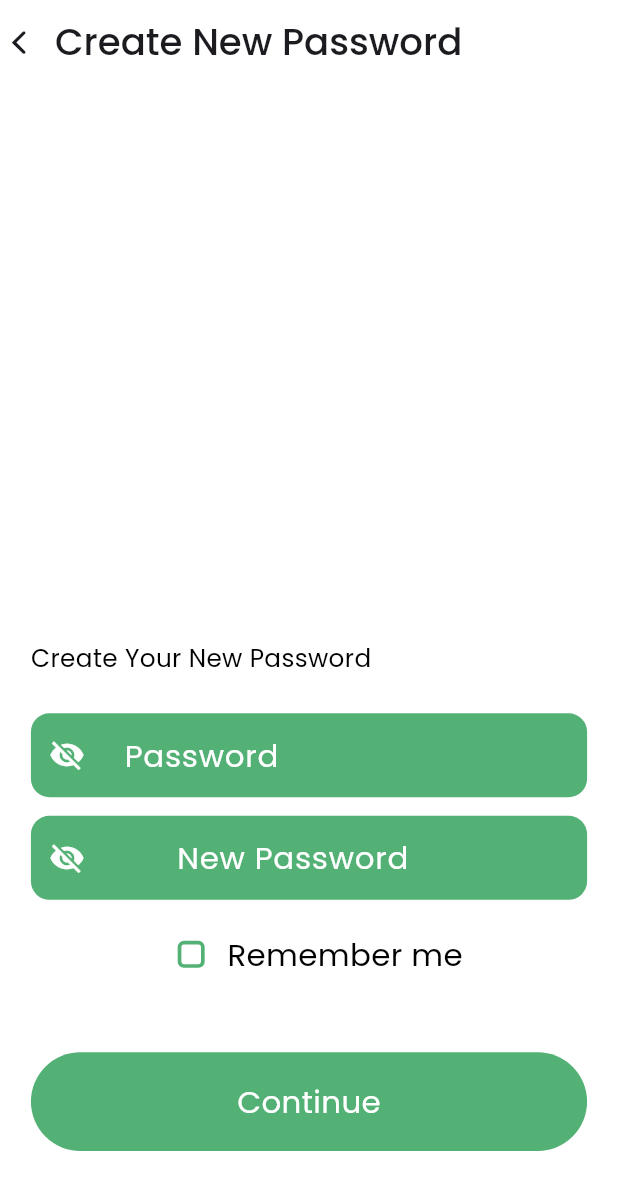
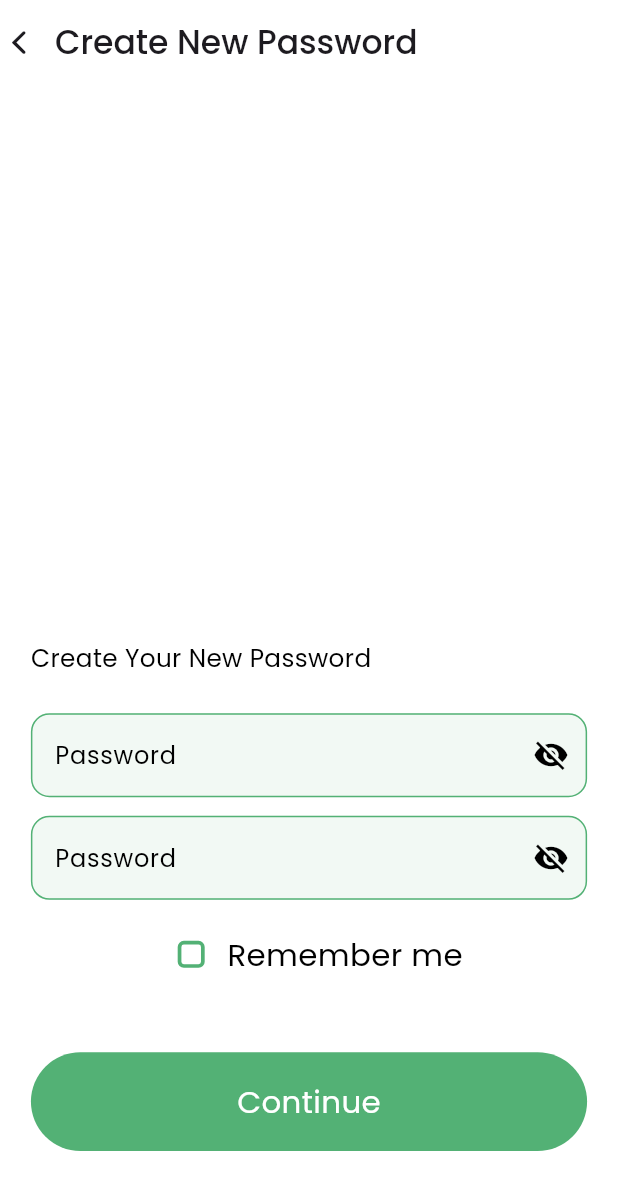
Before and after one commit to shibii787/nectar_project1, a Flutter app: the logIn screen opened directly, after a tap on "Forgot Password?", on a phone screen of 412 x 824 dp. Shown: the top 1190 px of the screen. Run offline on Flutter 3.47's test engine with Material 3 defaults, Android fonts, the phone set to English and light mode, and no system bars; our stand-ins replace carousel_slider, cloud_firestore, country_code_picker, firebase_auth, firebase_core, firebase_storage and 8 more; missing offline and left inert: animated_rating_stars, flutter_flip_card; accounts and stored records are empty.

Commit message:
edit forgot password page

```diff
--- a/lib/app_authentication/forgot_password.dart
+++ b/lib/app_authentication/forgot_password.dart
@@ -37,10 +37,10 @@ class _forgotPasswordState extends State<forgotPassword> {
           onPressed: () {
             Navigator.pop(context);
           },
-            icon: Icon(CupertinoIcons.back)),
+            icon: Icon(CupertinoIcons.back,)),
         title: Text("Create New Password",
             style: TextStyle(
-                fontSize: w*0.06,
+                //fontSize: w*0.06,
                 fontWeight: FontWeight.w500
             )
         ),
@@ -66,12 +66,11 @@ class _forgotPasswordState extends State<forgotPassword> {
                   SizedBox(height: w*0.06,),
                   Container(
                     decoration: BoxDecoration(
-                        color: theColors.third,
                         borderRadius: BorderRadius.circular(w*0.03)
                     ),
                     child: TextFormField(
                       style: TextStyle(
-                          color: theColors.primaryColor
+                          color: theColors.secondary
                       ),
                       controller: passwordController2,
                       autovalidateMode: AutovalidateMode.onUserInteraction,
@@ -86,30 +85,42 @@ class _forgotPasswordState extends State<forgotPassword> {
                       },
                       obscureText: tap?true:false,
                       decoration: InputDecoration(
+                        filled: true,
+                        fillColor: theColors.third.withOpacity(0.08),
+                        labelText: "Password",
+                        labelStyle: TextStyle(
+                            color: theColors.secondary
+                        ),
                         hintText: "Enter the password",
                         hintStyle: TextStyle(
-                            color: theColors.thirteen
+                            color: theColors.secondary
                         ),
-                        prefixIcon: InkWell(
+                        suffixIcon: InkWell(
                             onTap: () {
                               tap=!tap;
                               setState(() {
                               });
                             },
                             child:tap==false? Icon(Icons.visibility,
-                              color: theColors.primaryColor,):Icon(Icons.visibility_off,
-                              color: theColors.primaryColor,)),
+                              color: theColors.secondary,):Icon(Icons.visibility_off,
+                              color: theColors.secondary,)),
+                        enabledBorder: OutlineInputBorder(
+                          borderRadius: BorderRadius.circular(w*0.03),
+                          borderSide: BorderSide(
+                            color: theColors.third
+                          ),
+                        ),
+                        focusedBorder: OutlineInputBorder(
+                          borderRadius: BorderRadius.circular(w*0.03),
+                          borderSide: BorderSide(
+                              color: theColors.third
+                          ),
+                        ),
                         border: OutlineInputBorder(
                           borderRadius: BorderRadius.circular(w*0.03),
-                          borderSide: BorderSide.none,
-                        ),
-                        label: Padding(
-                          padding: EdgeInsets.all(w*0.025),
-                          child: Text("Password",
-                              style: TextStyle(
-                                  color: theColors.primaryColor,
-                                  fontSize: w*0.05
-                              )),
+                          borderSide: BorderSide(
+                              color: theColors.third
+                          ),
                         ),
                         // focusedBorder: OutlineInputBorder(
                         //   borderRadius: BorderRadius.circular(width*0.03),
@@ -123,12 +134,11 @@ class _forgotPasswordState extends State<forgotPassword> {
                   SizedBox(height: w*0.03,),
                   Container(
                     decoration: BoxDecoration(
-                        color: theColors.third,
                         borderRadius: BorderRadius.circular(w*0.03)
                     ),
                     child: TextFormField(
                       style: TextStyle(
-                          color: theColors.primaryColor
+                          color: theColors.secondary,
                       ),
                       controller: passwordController,
                       autovalidateMode: AutovalidateMode.onUserInteraction,
@@ -143,30 +153,42 @@ class _forgotPasswordState extends State<forgotPassword> {
                       },
                       obscureText: tap2?true:false,
                       decoration: InputDecoration(
+                        filled: true,
+                        fillColor: theColors.third.withOpacity(0.08),
+                        labelText: "Password",
+                        labelStyle: TextStyle(
+                            color: theColors.secondary
+                        ),
                         hintText: "Enter the password",
                         hintStyle: TextStyle(
-                            color: theColors.thirteen
+                            color: theColors.secondary
                         ),
-                        prefixIcon: InkWell(
+                        suffixIcon: InkWell(
                             onTap: () {
                               tap2=!tap2;
                               setState(() {
                               });
                             },
                             child:tap2==false? Icon(Icons.visibility,
-                              color: theColors.primaryColor,):Icon(Icons.visibility_off,
-                              color: theColors.primaryColor,)),
+                              color: theColors.secondary,):Icon(Icons.visibility_off,
+                              color: theColors.secondary,)),
+                        enabledBorder: OutlineInputBorder(
+                          borderRadius: BorderRadius.circular(w*0.03),
+                          borderSide: BorderSide(
+                              color: theColors.third
+                          ),
+                        ),
+                        focusedBorder: OutlineInputBorder(
+                          borderRadius: BorderRadius.circular(w*0.03),
+                          borderSide: BorderSide(
+                              color: theColors.third
+                          ),
+                        ),
                         border: OutlineInputBorder(
                           borderRadius: BorderRadius.circular(w*0.03),
-                          borderSide: BorderSide.none,
-                        ),
-                        label: Padding(
-                          padding: EdgeInsets.all(w*0.11),
-                          child: Text("New Password",
-                              style: TextStyle(
-                                  color: theColors.primaryColor,
-                                  fontSize: w*0.05
-                              )),
+                          borderSide: BorderSide(
+                              color: theColors.third
+                          ),
                         ),
                         // focusedBorder: OutlineInputBorder(
                         //   borderRadius: BorderRadius.circular(width*0.03),
--- a/lib/app_authentication/log_in.dart
+++ b/lib/app_authentication/log_in.dart
@@ -59,7 +59,7 @@ class _logInState extends State<logIn> {
             onPressed: () {
               Navigator.pop(context);
             },
-            icon: Icon(CupertinoIcons.back)),
+            icon: Icon(CupertinoIcons.back,)),
       ),
       body: Padding(
         padding: EdgeInsets.all(w * 0.03),
@@ -68,94 +68,15 @@ class _logInState extends State<logIn> {
           child: Column(
             crossAxisAlignment: CrossAxisAlignment.start,
             children: [
-              Stack(
-                children: [
-                  // Container(
-                  //   height: w*0.4,
-                  //   width: w*0.5,
-                  //   color: colorTheme.fourthColor,
-                  // ),
+              SizedBox(
+                height: w * 0.05,
+              ),
               Center(
-                      child: file != null
-                          ? CircleAvatar(
-                              backgroundColor: theColors.primaryColor,
-                              radius: w * 0.2,
-                              backgroundImage: FileImage(file))
-                          : CircleAvatar(
-                              radius: w * 0.2,
-                              backgroundColor: theColors.secondary,
-                              backgroundImage: AssetImage(theImages.beckham),
-                            )),
-                  Positioned(
-                    left: w * 0.6,
-                    bottom: w * 0.02,
-                    child: InkWell(
-                      onTap: () {
-                        showCupertinoModalPopup(
-                          context: context,
-                          builder: (BuildContext context) => Material(
-                            type: MaterialType.circle,
-                            color: Colors.transparent,
-                            child: CupertinoActionSheet(
-                                actions: <Widget>[
-                                  CupertinoActionSheetAction(
-                                    child: const Text('Photo Gallery',
-                                    style: TextStyle(
-                                      color: theColors.third
-                                    ),),
-                                    onPressed: () {
-                                      pickFile(ImageSource.gallery);
-                                      Navigator.pop(context, 'One');
-                                    },
-                                  ),
-                                  CupertinoActionSheetAction(
-                                    child: const Text('Camera',
-                                    style: TextStyle(
-                                      color: theColors.third
-                                    ),),
-                                    onPressed: () {
-                                      pickFile(ImageSource.camera);
-                                      Navigator.pop(context, 'Two');
-                                    },
-                                  )
-                                ],
-                                cancelButton: CupertinoActionSheetAction(
-                                  child: Text('Cancel',
-                                  style: TextStyle(
-                                    color: theColors.thirteen
-                                  ),),
-                                  isDefaultAction: true,
-                                  onPressed: () {
-                                    Navigator.pop(context, 'Cancel');
-                                  },
-                                )),
-                          ),
-                        );
-                      },
-                      child: Container(
-                        height: w * 0.1,
-                        width: w * 0.1,
-                        decoration: BoxDecoration(
-                          color: theColors.third,
-                          borderRadius: BorderRadius.only(
-                              topLeft: Radius.circular(w * 0.05),
-                              topRight: Radius.circular(
-                                w * 0.05,
-                              ),
-                              bottomRight: Radius.circular(
-                                w * 0.05,
-                              ),
-                              bottomLeft: Radius.circular(w * 0.05)),
-                        ),
-                        child: Icon(Icons.edit_outlined,
-                            color: theColors.primaryColor),
-                      ),
-                    ),
-                  ),
-                ],
+                child: Image.asset(theImages.orangeCarrot,
+                height: w*0.2,),
               ),
               SizedBox(
-                height: w * 0.05,
+                height: w*0.03,
               ),
               Text(
                 "Log In",
@@ -171,94 +92,132 @@ class _logInState extends State<logIn> {
               SizedBox(
                 height: w * 0.05,
               ),
-              TextFormField(
-                style: TextStyle(color: theColors.secondary),
-                // textCapitalization: TextCapitalization.characters,
+              Container(
+                decoration: BoxDecoration(
+                    borderRadius: BorderRadius.circular(w*0.03)
+                ),
+                child: TextFormField(
+                  style: TextStyle(
+                    color: theColors.secondary,
+                  ),
                   controller: emailController,
-                keyboardType: TextInputType.emailAddress,
                   autovalidateMode: AutovalidateMode.onUserInteraction,
                   validator: (value) {
-                  if (!emailValidation.hasMatch(value!)) {
-                    return "Enter the email";
-                  } else {
+                    if(!emailValidation.hasMatch(value!))
+                    {
+                      return "Email";
+                    }
+                    else{
                       return null;
                     }
                   },
                   decoration: InputDecoration(
                     filled: true,
-                    fillColor: theColors.primaryColor,
-                    hintText: " Email",
-                    hintStyle: TextStyle(color: theColors.secondary),
-                    suffixIcon:
-                        Icon(Icons.email_outlined, color: theColors.secondary),
+                    fillColor: theColors.third.withOpacity(0.08),
+                    labelText: "Email",
+                    labelStyle: TextStyle(
+                        color: theColors.secondary
+                    ),
+                    hintText: "Enter the Email",
+                    hintStyle: TextStyle(
+                        color: theColors.secondary
+                    ),
+                    suffixIcon: Icon(CupertinoIcons.mail),
+                    enabledBorder: OutlineInputBorder(
+                      borderRadius: BorderRadius.circular(w*0.03),
+                      borderSide: BorderSide(
+                          color: theColors.third
+                      ),
+                    ),
+                    focusedBorder: OutlineInputBorder(
+                      borderRadius: BorderRadius.circular(w*0.03),
+                      borderSide: BorderSide(
+                          color: theColors.third
+                      ),
+                    ),
                     border: OutlineInputBorder(
-                        borderRadius: BorderRadius.circular(w * 0.03),
-                        borderSide: BorderSide.none),
-                    // label: Text("Email",
-                    //     style: TextStyle(
-                    //         color: color.secondaryColor,
-                    //         fontSize: w*0.05
-                    //     )),
-                    focusedBorder: OutlineInputBorder(
-                        borderRadius: BorderRadius.circular(w * 0.03),
-                        borderSide: BorderSide(color: theColors.nine))),
+                      borderRadius: BorderRadius.circular(w*0.03),
+                      borderSide: BorderSide(
+                          color: theColors.third
+                      ),
+                    ),
+                    // focusedBorder: OutlineInputBorder(
+                    //   borderRadius: BorderRadius.circular(width*0.03),
+                    //     borderSide: BorderSide(
+                    //         color: Colors.blue
+                    //     )
+                    // )
+                  ),
+                ),
               ),
               SizedBox(
                 height: w * 0.05,
               ),
-              TextFormField(
+              Container(
+                decoration: BoxDecoration(
+                    borderRadius: BorderRadius.circular(w*0.03)
+                ),
+                child: TextFormField(
                   style: TextStyle(
                     color: theColors.secondary,
                   ),
                   controller: passwordController,
                   autovalidateMode: AutovalidateMode.onUserInteraction,
                   validator: (value) {
-                  if (!passwordValidation.hasMatch(value!)) {
-                    return "Enter the password";
-                  } else {
+                    if(!passwordValidation.hasMatch(value!))
+                    {
+                      return "Password";
+                    }
+                    else{
                       return null;
                     }
                   },
-                obscureText: tap ? true : false,
+                  obscureText: tap?true:false,
                   decoration: InputDecoration(
-                  fillColor: theColors.primaryColor,
                     filled: true,
+                    fillColor: theColors.third.withOpacity(0.08),
+                    labelText: "Password",
+                    labelStyle: TextStyle(
+                        color: theColors.secondary
+                    ),
                     hintText: "Enter the password",
-                  hintStyle: TextStyle(color: theColors.secondary),
+                    hintStyle: TextStyle(
+                        color: theColors.secondary
+                    ),
                     suffixIcon: InkWell(
                         onTap: () {
-                        tap = !tap;
-                        setState(() {});
+                          tap=!tap;
+                          setState(() {
+                          });
                         },
-                      child: tap == false
-                          ? Icon(
-                              Icons.visibility,
-                              color: theColors.secondary,
-                            )
-                          : Icon(
-                              Icons.visibility_off,
-                              color: theColors.secondary,
-                            )),
+                        child:tap==false? Icon(Icons.visibility,
+                          color: theColors.secondary,):Icon(Icons.visibility_off,
+                          color: theColors.secondary,)),
+                    enabledBorder: OutlineInputBorder(
+                      borderRadius: BorderRadius.circular(w*0.03),
+                      borderSide: BorderSide(
+                          color: theColors.third
+                      ),
+                    ),
+                    focusedBorder: OutlineInputBorder(
+                      borderRadius: BorderRadius.circular(w*0.03),
+                      borderSide: BorderSide(
+                          color: theColors.third
+                      ),
+                    ),
                     border: OutlineInputBorder(
-                    borderRadius: BorderRadius.circular(w * 0.03),
-                    borderSide: BorderSide.none,
+                      borderRadius: BorderRadius.circular(w*0.03),
+                      borderSide: BorderSide(
+                          color: theColors.third
                       ),
-                  // suffixIcon: Icon(CupertinoIcons.lock,
-                  //   color: theColors.secondary,)
-                  // label: Padding(
-                  //   padding: EdgeInsets.all(w*0.025),
-                  //   child: Text("Password",
-                  //       style: TextStyle(
-                  //           color: color.thirdColor,
-                  //           fontSize: w*0.05
-                  //       )),
-                  // ),
+                    ),
                     // focusedBorder: OutlineInputBorder(
                     //   borderRadius: BorderRadius.circular(width*0.03),
                     //     borderSide: BorderSide(
                     //         color: Colors.blue
                     //     )
                     // )
+                  ),
                 ),
               ),
               SizedBox(
--- a/lib/main.dart
+++ b/lib/main.dart
@@ -62,7 +62,7 @@ class MyApp extends StatelessWidget {
             textTheme: GoogleFonts.poppinsTextTheme()
         ),
         debugShowCheckedModeBanner: false,
-        home: splashscreen(),
+        home: logIn(),
       ),
     );
   }
```
Lines whose indentation alone changed are shown as unchanged.
